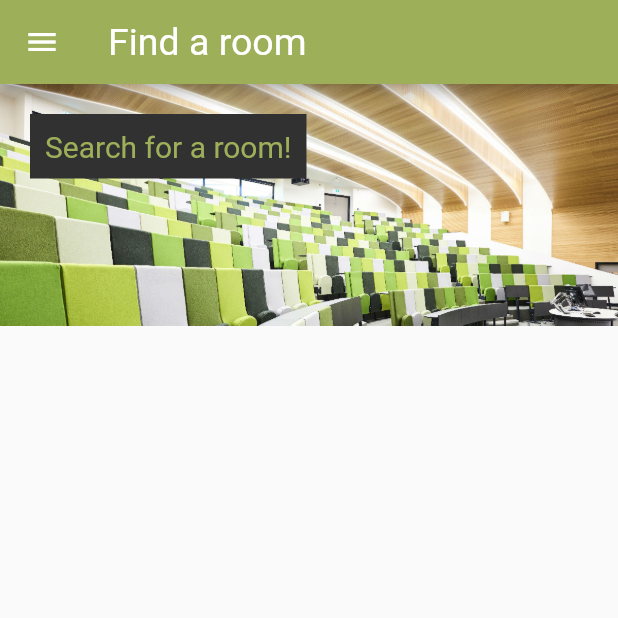
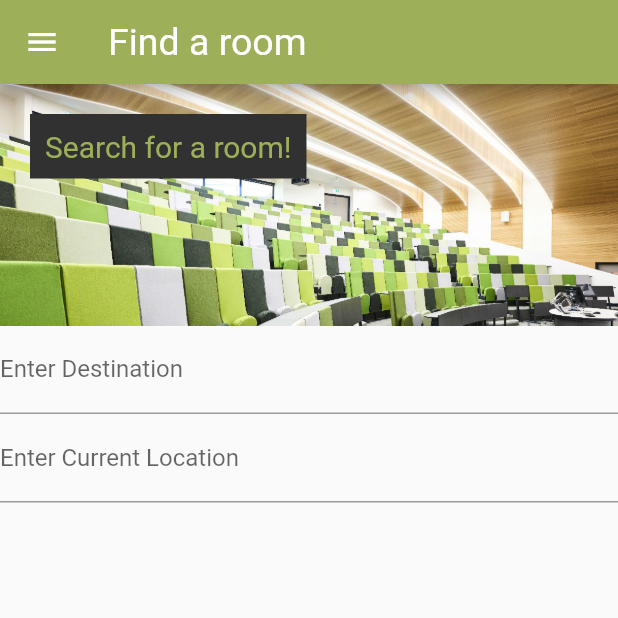
Before and after one commit to alwian/USB-Tour-App, a Flutter app: the screen it shows after launch, on a phone screen of 412 x 824 dp, the top half of it. Run offline on Flutter 3.47's test engine with Material 2 defaults, Android fonts, the phone set to English and light mode, and no system bars.

Commit message:
Added basic TextFields

```diff
--- a/lib/fragments/find_a_room_fragment.dart
+++ b/lib/fragments/find_a_room_fragment.dart
@@ -29,6 +29,22 @@ class FindARoomFragment extends StatelessWidget {
               ),
             ],
           ),
+          //@todo Fix button pixel overflow issue
+          //@todo Improve styling - https://medium.com/flutter-community/breaking-layouts-in-rows-and-columns-in-flutter-8ea1ce4c1316
+          //@todo Hard code suggestion dropdowns
+          //@todo add new search page
+          TextFormField(
+            autofocus: false,
+            decoration: InputDecoration(
+              labelText: 'Enter Destination'
+            ),
+          ),
+          TextFormField(
+            autofocus: false,
+            decoration: InputDecoration(
+                labelText: 'Enter Current Location'
+            ),
+          ),
         ],
       ),
     );
```
